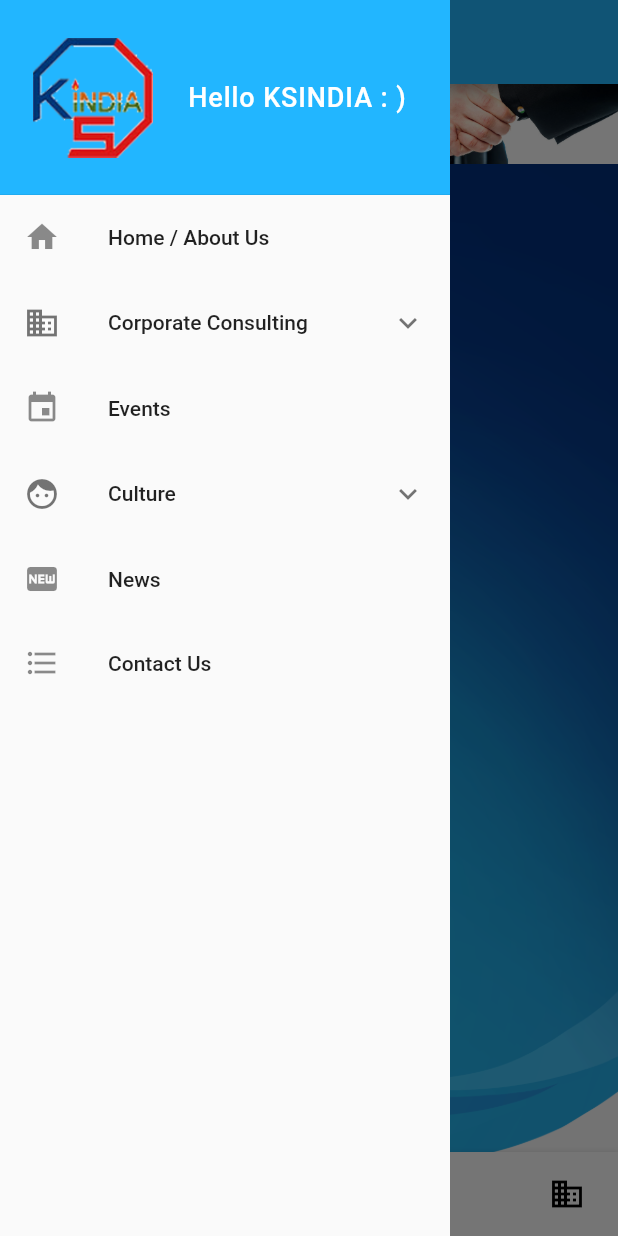
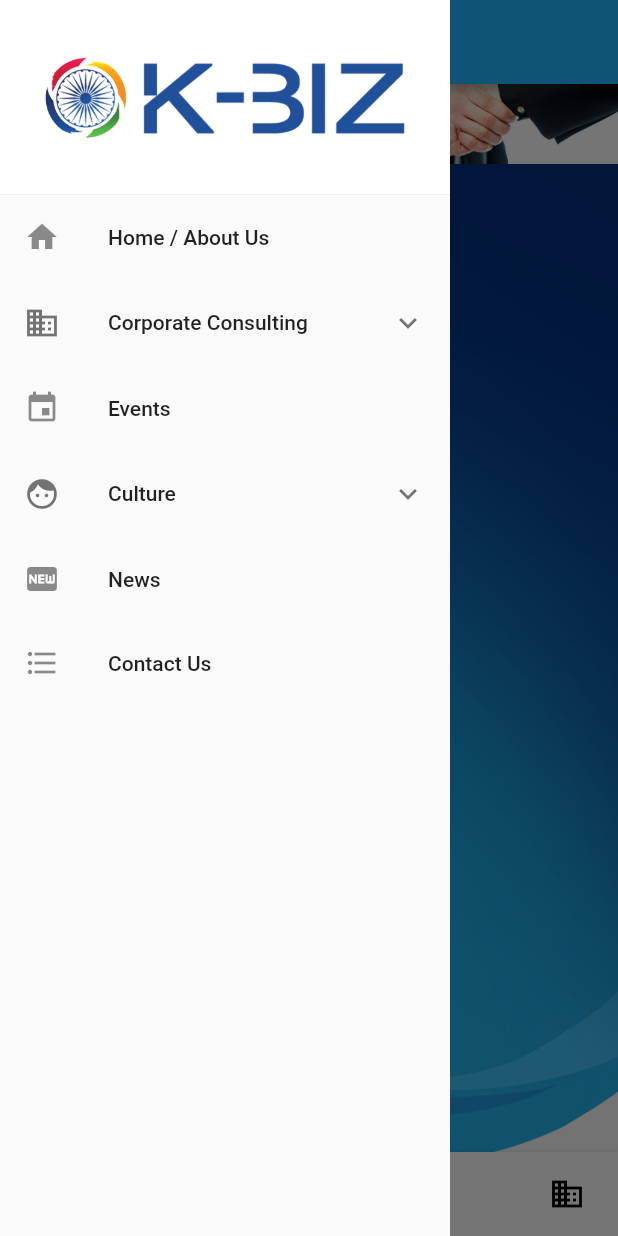
Before and after one commit to bobbohee/kbiz-india, a Flutter app: the screen it shows after launch, with the side drawer open, on a phone screen of 412 x 824 dp. Run offline on Flutter 3.47's test engine with Material 2 defaults, Android fonts, the phone set to English and light mode, and no system bars; our stand-ins replace splashscreen.

Commit message:
Style : changed kbiz logo

```diff
--- a/lib/routes/my_main.dart
+++ b/lib/routes/my_main.dart
@@ -21,40 +21,16 @@ class MyMain extends StatelessWidget {
         child: Column(
           children: <Widget>[
             Container(
-              color: mainColor,
+              color: Colors.white,
               height: 130.0,
               child: DrawerHeader(
                 margin: EdgeInsets.all(0.0),
                 padding: EdgeInsets.symmetric(
-                  vertical: 18.0,
-                  horizontal: 22.0
+                  horizontal: 30.0
                 ),
-                child: Row(
-                  children: <Widget> [
-                    Container(
-                      margin: EdgeInsets.only(right: 16.0),
-                      child: Image.asset(
-                        'assets/images/logos/color-logo-128.png',
-                        width: 80.0,
-                        height: 80.0,
-                      ),
-                    ),
-                    Expanded(
-                      child: Container(
-                        alignment: Alignment.center,
-                        child: Text(
-                          'Hello KSINDIA : )',
-                          style: TextStyle(
-                            color: Colors.white,
-                            fontSize: 18.0,
-                            fontFamily: 'Roboto',
-                            letterSpacing: 0.6,
-                          ),
-                        ),
-                      ),
-                    ),
-                  ],
-                )
+                child: Image.asset(
+                  'assets/images/logos/logo-600.png',
+                ),
               ),
             ),
             Expanded(
--- a/lib/routes/my_splash.dart
+++ b/lib/routes/my_splash.dart
@@ -25,8 +25,8 @@ class _MySplashState extends State<MySplash> {
           Color(0xffb3e6ff),
         ],
       ),
-      photoSize: 60.0,
-      image: Image.asset('assets/images/logos/white-logo.png',),
+      photoSize: 120.0,
+      image: Image.asset('assets/images/logos/logo-600.png',),
       navigateAfterSeconds: new MyMain(),
     );
   }
```
Also changed, not shown: assets/images/logos/logo-600.png (added).
